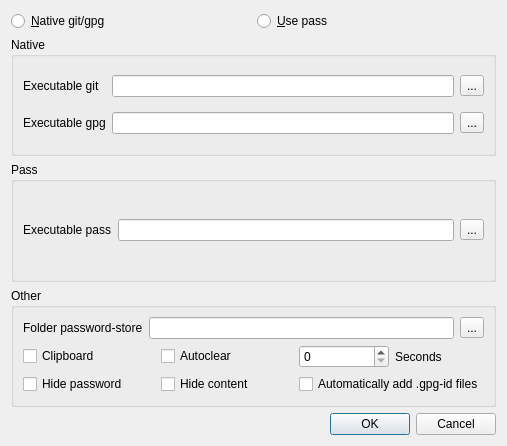
Before: the Qt Designer form dialog.ui in IJHack/QtPass, drawn with Qt 5.
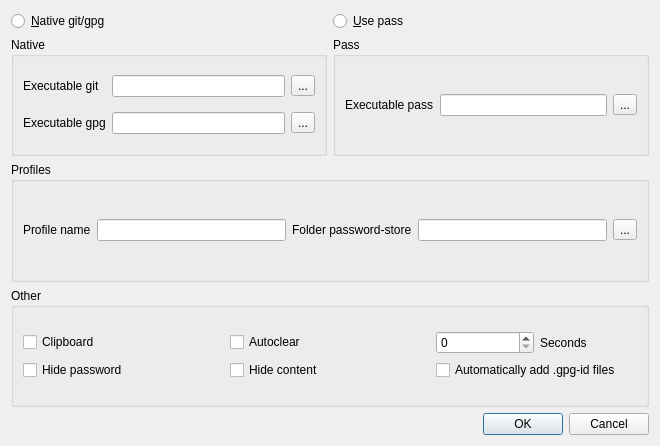
After: the same form once the commit is applied.

Commit message: Basic profile framework

Diff of the .ui file:
```diff
--- a/dialog.ui
+++ b/dialog.ui
@@ -6,7 +6,7 @@
    <rect>
     <x>0</x>
     <y>0</y>
-    <width>507</width>
+    <width>660</width>
     <height>446</height>
    </rect>
   </property>
@@ -15,6 +15,36 @@
   </property>
   <layout class="QVBoxLayout" name="verticalLayout">
    <item>
+    <widget class="QFrame" name="frame">
+     <property name="sizePolicy">
+      <sizepolicy hsizetype="Preferred" vsizetype="Fixed">
+       <horstretch>0</horstretch>
+       <verstretch>0</verstretch>
+      </sizepolicy>
+     </property>
+     <property name="frameShape">
+      <enum>QFrame::NoFrame</enum>
+     </property>
+     <property name="frameShadow">
+      <enum>QFrame::Plain</enum>
+     </property>
+     <property name="lineWidth">
+      <number>0</number>
+     </property>
+     <layout class="QHBoxLayout" name="horizontalLayout_2">
+      <property name="leftMargin">
+       <number>0</number>
+      </property>
+      <property name="topMargin">
+       <number>0</number>
+      </property>
+      <property name="rightMargin">
+       <number>0</number>
+      </property>
+      <property name="bottomMargin">
+       <number>0</number>
+      </property>
+      <item>
     <layout class="QHBoxLayout" name="horizontalLayout_5">
      <item>
       <widget class="QRadioButton" name="radioButtonNative">
@@ -32,6 +62,11 @@
      </item>
     </layout>
    </item>
+     </layout>
+    </widget>
+   </item>
+   <item>
+    <layout class="QHBoxLayout" name="horizontalLayout_3">
    <item>
     <widget class="QGroupBox" name="groupBoxNative">
      <property name="title">
@@ -101,34 +136,55 @@
      </layout>
     </widget>
    </item>
+    </layout>
+   </item>
    <item>
     <widget class="QGroupBox" name="groupBox">
      <property name="title">
-      <string>Other</string>
+      <string>Profiles</string>
      </property>
-     <layout class="QGridLayout" name="gridLayout_6">
-      <item row="0" column="0">
+     <layout class="QVBoxLayout" name="verticalLayout_2">
+      <item>
        <layout class="QGridLayout" name="gridLayout_5">
-        <item row="0" column="0">
-         <widget class="QLabel" name="labelStorePath">
-          <property name="text">
-           <string>Folder password-store</string>
-          </property>
-         </widget>
-        </item>
-        <item row="0" column="1">
+        <item row="1" column="3">
          <widget class="QLineEdit" name="storePath"/>
         </item>
-        <item row="0" column="2">
+        <item row="1" column="4">
          <widget class="QToolButton" name="toolButtonStore">
           <property name="text">
            <string>...</string>
           </property>
          </widget>
         </item>
-       </layout>
+        <item row="1" column="2">
+         <widget class="QLabel" name="labelStorePath">
+          <property name="text">
+           <string>Folder password-store</string>
+          </property>
+         </widget>
+        </item>
+        <item row="1" column="1">
+         <widget class="QLineEdit" name="profileName"/>
       </item>
       <item row="1" column="0">
+         <widget class="QLabel" name="labelName">
+          <property name="text">
+           <string>Profile name</string>
+          </property>
+         </widget>
+        </item>
+       </layout>
+      </item>
+     </layout>
+    </widget>
+   </item>
+   <item>
+    <widget class="QGroupBox" name="groupBoxOther">
+     <property name="title">
+      <string>Other</string>
+     </property>
+     <layout class="QGridLayout" name="gridLayout_6">
+      <item row="0" column="0">
        <layout class="QGridLayout" name="gridLayout_7">
         <item row="0" column="0">
          <widget class="QCheckBox" name="checkBoxClipboard">
```
Left out of the diff: 26 changed lines with no effect on the pictures. Lines whose indentation alone changed are shown as unchanged. The commit also changes 5 other files.
